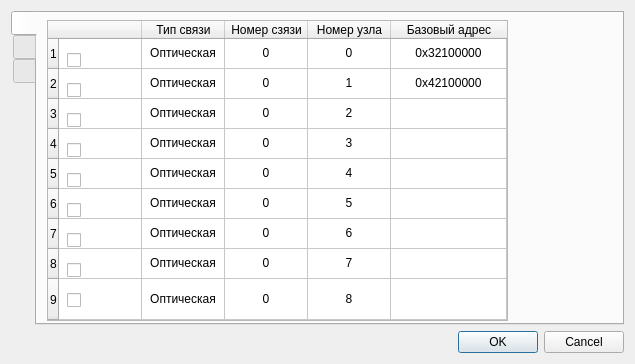
First picture: the form in Digitizer by Radium.Khlopin/settingswindow.ui, repository Alligator4ik/Dizitizer, before the edit.
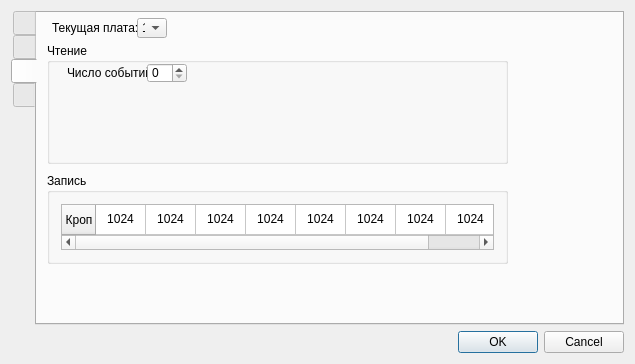
Second picture: the form after the edit. The open tabs and pages were chosen to show the change. Icons and pictures are not drawn.

```diff
--- a/Digitizer by Radium.Khlopin/settingswindow.ui
+++ b/Digitizer by Radium.Khlopin/settingswindow.ui
@@ -89,11 +89,26 @@
           <height>301</height>
          </rect>
         </property>
+        <property name="focusPolicy">
+         <enum>Qt::NoFocus</enum>
+        </property>
+        <property name="editTriggers">
+         <set>QAbstractItemView::NoEditTriggers</set>
+        </property>
+        <property name="dragDropOverwriteMode">
+         <bool>false</bool>
+        </property>
+        <property name="selectionMode">
+         <enum>QAbstractItemView::NoSelection</enum>
+        </property>
+        <property name="textElideMode">
+         <enum>Qt::ElideNone</enum>
+        </property>
         <property name="rowCount">
          <number>9</number>
         </property>
         <property name="columnCount">
-         <number>5</number>
+         <number>4</number>
         </property>
         <attribute name="horizontalHeaderDefaultSectionSize">
          <number>83</number>
@@ -197,14 +212,6 @@
           <set>AlignCenter</set>
          </property>
         </column>
-        <column>
-         <property name="text">
-          <string>Базовый адрес</string>
-         </property>
-         <property name="textAlignment">
-          <set>AlignCenter</set>
-         </property>
-        </column>
         <item row="0" column="0">
          <property name="text">
           <string/>
@@ -234,14 +241,6 @@
           <set>AlignCenter</set>
          </property>
         </item>
-        <item row="0" column="4">
-         <property name="text">
-          <string>0x32100000</string>
-         </property>
-         <property name="textAlignment">
-          <set>AlignCenter</set>
-         </property>
-        </item>
         <item row="1" column="0">
          <property name="text">
           <string/>
@@ -271,14 +270,6 @@
           <set>AlignCenter</set>
          </property>
         </item>
-        <item row="1" column="4">
-         <property name="text">
-          <string>0x42100000</string>
-         </property>
-         <property name="textAlignment">
-          <set>AlignCenter</set>
-         </property>
-        </item>
         <item row="2" column="1">
          <property name="text">
           <string>Оптическая</string>
@@ -303,14 +294,6 @@
           <set>AlignCenter</set>
          </property>
         </item>
-        <item row="2" column="4">
-         <property name="text">
-          <string/>
-         </property>
-         <property name="textAlignment">
-          <set>AlignCenter</set>
-         </property>
-        </item>
         <item row="3" column="1">
          <property name="text">
           <string>Оптическая</string>
@@ -335,14 +318,6 @@
           <set>AlignCenter</set>
          </property>
         </item>
-        <item row="3" column="4">
-         <property name="text">
-          <string/>
-         </property>
-         <property name="textAlignment">
-          <set>AlignCenter</set>
-         </property>
-        </item>
         <item row="4" column="1">
          <property name="text">
           <string>Оптическая</string>
@@ -367,14 +342,6 @@
           <set>AlignCenter</set>
          </property>
         </item>
-        <item row="4" column="4">
-         <property name="text">
-          <string/>
-         </property>
-         <property name="textAlignment">
-          <set>AlignCenter</set>
-         </property>
-        </item>
         <item row="5" column="1">
          <property name="text">
           <string>Оптическая</string>
@@ -399,14 +366,6 @@
           <set>AlignCenter</set>
          </property>
         </item>
-        <item row="5" column="4">
-         <property name="text">
-          <string/>
-         </property>
-         <property name="textAlignment">
-          <set>AlignCenter</set>
-         </property>
-        </item>
         <item row="6" column="1">
          <property name="text">
           <string>Оптическая</string>
@@ -431,14 +390,6 @@
           <set>AlignCenter</set>
          </property>
         </item>
-        <item row="6" column="4">
-         <property name="text">
-          <string/>
-         </property>
-         <property name="textAlignment">
-          <set>AlignCenter</set>
-         </property>
-        </item>
         <item row="7" column="1">
          <property name="text">
           <string>Оптическая</string>
@@ -463,14 +414,6 @@
           <set>AlignCenter</set>
          </property>
         </item>
-        <item row="7" column="4">
-         <property name="text">
-          <string/>
-         </property>
-         <property name="textAlignment">
-          <set>AlignCenter</set>
-         </property>
-        </item>
         <item row="8" column="1">
          <property name="text">
           <string>Оптическая</string>
@@ -495,14 +438,6 @@
           <set>AlignCenter</set>
          </property>
         </item>
-        <item row="8" column="4">
-         <property name="text">
-          <string/>
-         </property>
-         <property name="textAlignment">
-          <set>AlignCenter</set>
-         </property>
-        </item>
        </widget>
        <widget class="QCheckBox" name="WDF1">
         <property name="geometry">
@@ -1653,10 +1588,275 @@
         </item>
        </widget>
       </widget>
-      <widget class="QWidget" name="ViewerSetting">
+      <widget class="QWidget" name="tab">
        <attribute name="icon">
         <iconset>
          <normaloff>../Desktop/CAEN-UI/Setting/3.png</normaloff>../Desktop/CAEN-UI/Setting/3.png</iconset>
+       </attribute>
+       <attribute name="title">
+        <string/>
+       </attribute>
+       <widget class="QGroupBox" name="groupBox_4">
+        <property name="geometry">
+         <rect>
+          <x>10</x>
+          <y>30</y>
+          <width>461</width>
+          <height>121</height>
+         </rect>
+        </property>
+        <property name="title">
+         <string>Чтение</string>
+        </property>
+        <widget class="QSpinBox" name="spinBox_2">
+         <property name="geometry">
+          <rect>
+           <x>100</x>
+           <y>20</y>
+           <width>40</width>
+           <height>20</height>
+          </rect>
+         </property>
+        </widget>
+        <widget class="QLabel" name="label_2">
+         <property name="geometry">
+          <rect>
+           <x>20</x>
+           <y>20</y>
+           <width>80</width>
+           <height>20</height>
+          </rect>
+         </property>
+         <property name="text">
+          <string>Число событий</string>
+         </property>
+        </widget>
+       </widget>
+       <widget class="QGroupBox" name="groupBox_5">
+        <property name="geometry">
+         <rect>
+          <x>10</x>
+          <y>160</y>
+          <width>461</width>
+          <height>91</height>
+         </rect>
+        </property>
+        <property name="title">
+         <string>Запись</string>
+        </property>
+        <layout class="QGridLayout" name="gridLayout_2">
+         <item row="0" column="0">
+          <widget class="QTableWidget" name="tableWidget">
+           <attribute name="horizontalHeaderVisible">
+            <bool>false</bool>
+           </attribute>
+           <attribute name="horizontalHeaderDefaultSectionSize">
+            <number>50</number>
+           </attribute>
+           <attribute name="horizontalHeaderHighlightSections">
+            <bool>true</bool>
+           </attribute>
+           <attribute name="horizontalHeaderShowSortIndicator" stdset="0">
+            <bool>false</bool>
+           </attribute>
+           <attribute name="horizontalHeaderStretchLastSection">
+            <bool>true</bool>
+           </attribute>
+           <attribute name="verticalHeaderHighlightSections">
+            <bool>true</bool>
+           </attribute>
+           <attribute name="verticalHeaderStretchLastSection">
+            <bool>true</bool>
+           </attribute>
+           <row>
+            <property name="text">
+             <string>Кроп</string>
+            </property>
+            <property name="textAlignment">
+             <set>AlignCenter</set>
+            </property>
+           </row>
+           <column>
+            <property name="text">
+             <string>Канал 0</string>
+            </property>
+           </column>
+           <column>
+            <property name="text">
+             <string>Канал 1</string>
+            </property>
+           </column>
+           <column>
+            <property name="text">
+             <string>Канал 2</string>
+            </property>
+           </column>
+           <column>
+            <property name="text">
+             <string>Канал 3</string>
+            </property>
+           </column>
+           <column>
+            <property name="text">
+             <string>Канал 4</string>
+            </property>
+           </column>
+           <column>
+            <property name="text">
+             <string>Канал 5</string>
+            </property>
+           </column>
+           <column>
+            <property name="text">
+             <string>Канал 6</string>
+            </property>
+           </column>
+           <column>
+            <property name="text">
+             <string>Канал 7</string>
+            </property>
+           </column>
+           <item row="0" column="0">
+            <property name="text">
+             <string>1024</string>
+            </property>
+            <property name="textAlignment">
+             <set>AlignCenter</set>
+            </property>
+           </item>
+           <item row="0" column="1">
+            <property name="text">
+             <string>1024</string>
+            </property>
+            <property name="textAlignment">
+             <set>AlignCenter</set>
+            </property>
+           </item>
+           <item row="0" column="2">
+            <property name="text">
+             <string>1024</string>
+            </property>
+            <property name="textAlignment">
+             <set>AlignCenter</set>
+            </property>
+           </item>
+           <item row="0" column="3">
+            <property name="text">
+             <string>1024</string>
+            </property>
+            <property name="textAlignment">
+             <set>AlignCenter</set>
+            </property>
+           </item>
+           <item row="0" column="4">
+            <property name="text">
+             <string>1024</string>
+            </property>
+            <property name="textAlignment">
+             <set>AlignCenter</set>
+            </property>
+           </item>
+           <item row="0" column="5">
+            <property name="text">
+             <string>1024</string>
+            </property>
+            <property name="textAlignment">
+             <set>AlignCenter</set>
+            </property>
+           </item>
+           <item row="0" column="6">
+            <property name="text">
+             <string>1024</string>
+            </property>
+            <property name="textAlignment">
+             <set>AlignCenter</set>
+            </property>
+           </item>
+           <item row="0" column="7">
+            <property name="text">
+             <string>1024</string>
+            </property>
+            <property name="textAlignment">
+             <set>AlignCenter</set>
+            </property>
+           </item>
+          </widget>
+         </item>
+        </layout>
+       </widget>
+       <widget class="QLabel" name="currentWDFLabel_2">
+        <property name="geometry">
+         <rect>
+          <x>15</x>
+          <y>5</y>
+          <width>85</width>
+          <height>20</height>
+         </rect>
+        </property>
+        <property name="text">
+         <string>Текущая плата:</string>
+        </property>
+       </widget>
+       <widget class="QComboBox" name="currentWDFInColorTab_2">
+        <property name="geometry">
+         <rect>
+          <x>100</x>
+          <y>5</y>
+          <width>30</width>
+          <height>20</height>
+         </rect>
+        </property>
+        <item>
+         <property name="text">
+          <string>1</string>
+         </property>
+        </item>
+        <item>
+         <property name="text">
+          <string>2</string>
+         </property>
+        </item>
+        <item>
+         <property name="text">
+          <string>3</string>
+         </property>
+        </item>
+        <item>
+         <property name="text">
+          <string>4</string>
+         </property>
+        </item>
+        <item>
+         <property name="text">
+          <string>5</string>
+         </property>
+        </item>
+        <item>
+         <property name="text">
+          <string>6</string>
+         </property>
+        </item>
+        <item>
+         <property name="text">
+          <string>7</string>
+         </property>
+        </item>
+        <item>
+         <property name="text">
+          <string>8</string>
+         </property>
+        </item>
+        <item>
+         <property name="text">
+          <string>9</string>
+         </property>
+        </item>
+       </widget>
+      </widget>
+      <widget class="QWidget" name="ViewerSetting">
+       <attribute name="icon">
+        <iconset>
+         <normaloff>../Desktop/CAEN-UI/Setting/4.png</normaloff>../Desktop/CAEN-UI/Setting/4.png</iconset>
        </attribute>
        <attribute name="title">
         <string/>
```
Left out of the diff: 33 changed lines with no effect on the pictures.
